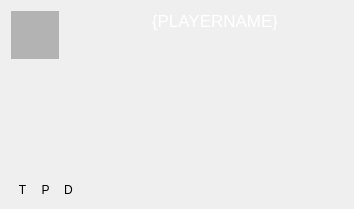
kubos741/kbang, file branches/macjariel/src/client/localplayerwidget.ui: the form before one commit.
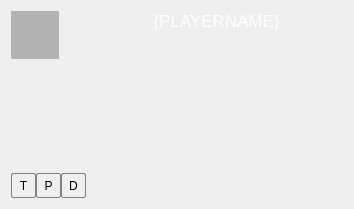
The form after the commit. Custom widgets are drawn as their Qt base class.

Commit message: Restyled buttons in LocalPlayerWidget.

Patch:
```diff
--- a/branches/macjariel/src/client/localplayerwidget.ui
+++ b/branches/macjariel/src/client/localplayerwidget.ui
@@ -34,22 +34,19 @@
   <property name="styleSheet">
    <string notr="true">QToolButton {
 	width: 20px;
-	height: 20px
+	height: 20px;
 	border: 1px solid gray;
-	border-radius: 4px;
+	border-radius: 2px;
     background-color: qlineargradient(x1: 0, y1: 0, x2: 0, y2: 1,
                                        stop: 0 #f6f7fa, stop: 1 #dadbde);
+
 }
 QToolButton:pressed {
 background-color: qlineargradient(x1: 0, y1: 0, x2: 0, y2: 1,
                                        stop: 0 #dadbde, stop: 1 #f6f7fa);
  }
 
- QToolButton:flat {
-     border: none; /* no border for a flat push button */
- }
-
- QToolButton:default {
+QToolButton:default {
      border-color: navy; 
 }</string>
   </property>
@@ -151,6 +148,9 @@
          <property name="toolTip">
           <string>Turn</string>
          </property>
+         <property name="styleSheet">
+          <string/>
+         </property>
          <property name="text">
           <string>T</string>
          </property>
```
Left out of the diff: 2 changed lines with no effect on the pictures.
